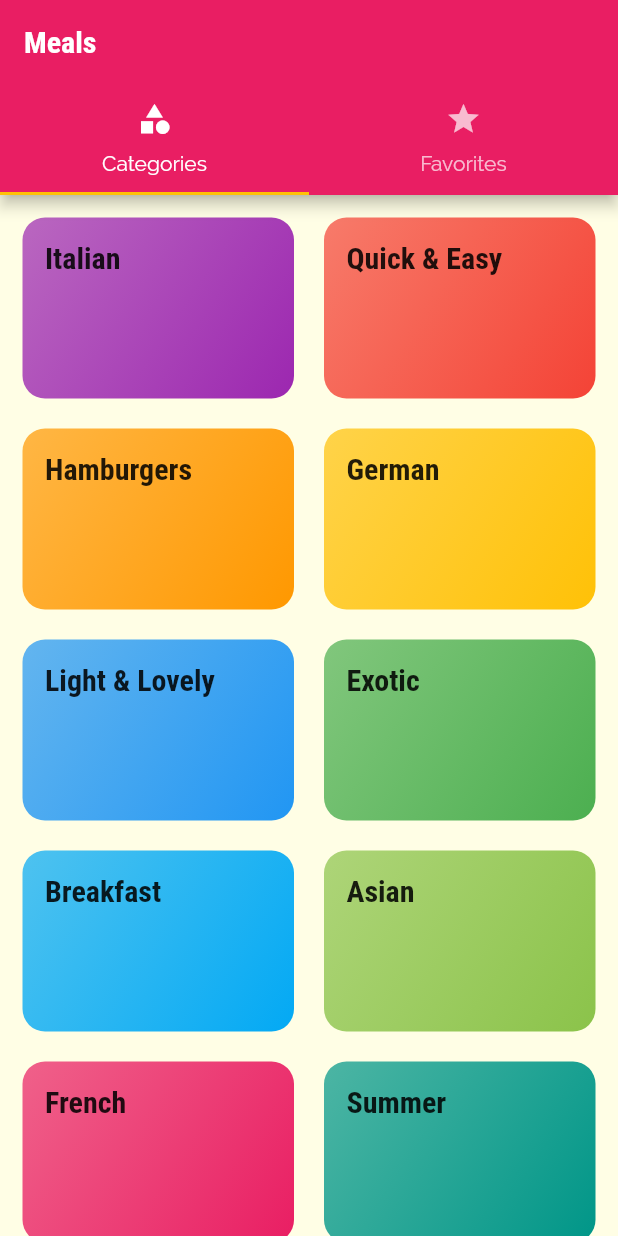
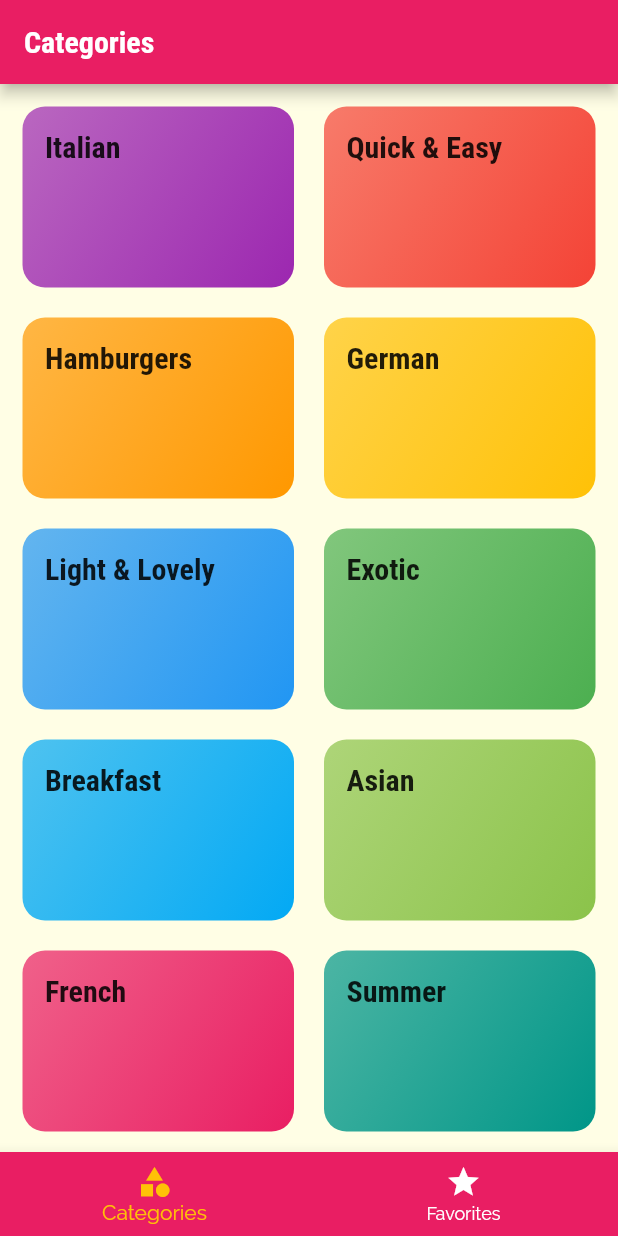
Before and after one commit to chloemk/meals_app, a Flutter app: the screen it shows after launch, on a phone screen of 412 x 824 dp. Run offline on Flutter 3.47's test engine with Material 2 defaults, Android fonts, the phone set to English and light mode, and no system bars.

```diff
--- a/lib/screens/tabs_screen.dart
+++ b/lib/screens/tabs_screen.dart
@@ -10,32 +10,52 @@ class TabsScreen extends StatefulWidget {
 }
 
 class _TabsScreenState extends State<TabsScreen> {
+  final List<Map<String, dynamic>> _pages = [
+    {
+      'page': const CategoriesScreen(),
+      'title': 'Categories',
+    },
+    {
+      'page': const FavoritesScreen(),
+      'title': 'Your Favorite',
+    },
+  ];
+
+  int _selectedPageIndex = 0;
+
+  void _selectPage(int index) {
+    setState(() {
+      _selectedPageIndex = index;
+    });
+  }
+
   @override
   Widget build(BuildContext context) {
-    return DefaultTabController(
-        length: 2,
-        child: Scaffold(
-          appBar: AppBar(
-            title: const Text('Meals'),
-            bottom: const TabBar(
-              tabs: <Widget>[
-                Tab(
-                  icon: Icon(Icons.category),
-                  text: 'Categories',
-                ),
-                Tab(
-                  icon: Icon(Icons.star),
-                  text: 'Favorites',
-                ),
-              ],
-            ),
+    return Scaffold(
+      appBar: AppBar(
+        title: Text(_pages[_selectedPageIndex]['title']),
+      ),
+      body: _pages[_selectedPageIndex]['page'],
+      bottomNavigationBar: BottomNavigationBar(
+        onTap: _selectPage,
+        backgroundColor: Theme.of(context).colorScheme.primary,
+        unselectedItemColor: Colors.white,
+        selectedItemColor: Theme.of(context).colorScheme.secondary,
+        currentIndex: _selectedPageIndex,
+        // type: BottomNavigationBarType.fixed,
+        items: [
+          BottomNavigationBarItem(
+            backgroundColor: Theme.of(context).colorScheme.primary,
+            icon: const Icon(Icons.category),
+            label: 'Categories',
           ),
-          body: const TabBarView(
-            children: <Widget>[
-              CategoriesScreen(),
-              FavoritesScreen(),
-            ],
+          BottomNavigationBarItem(
+            backgroundColor: Theme.of(context).colorScheme.primary,
+            icon: const Icon(Icons.star),
+            label: 'Favorites',
           ),
-        ));
+        ],
+      ),
+    );
   }
 }
```
